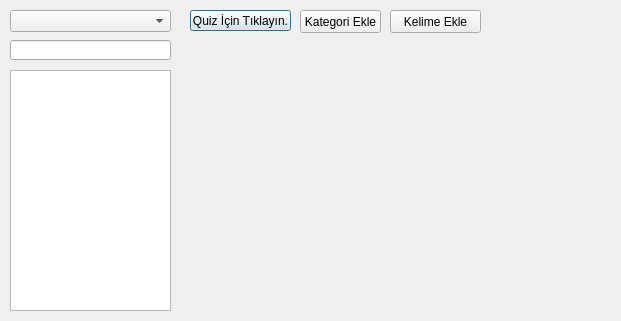
The window that form.ui (munel/is_en) describes before a commit, drawn with Qt 5.
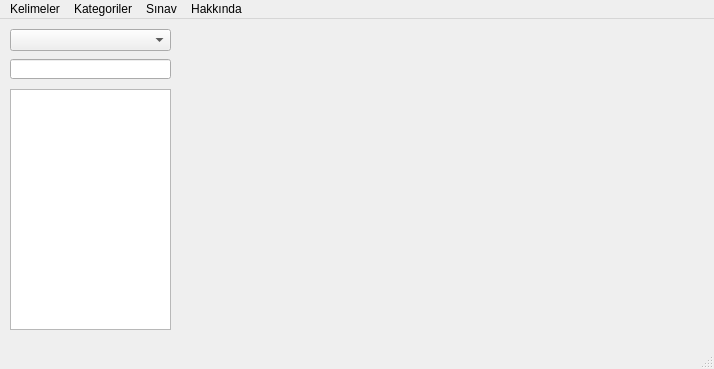
The same window after the commit.

Diff of the .ui file:
```diff
--- a/form.ui
+++ b/form.ui
@@ -1,18 +1,29 @@
 <?xml version="1.0" encoding="UTF-8"?>
 <ui version="4.0">
- <class>Dialog</class>
- <widget class="QDialog" name="Dialog">
+ <class>MainWindow</class>
+ <widget class="QMainWindow" name="MainWindow">
   <property name="geometry">
    <rect>
     <x>0</x>
     <y>0</y>
-    <width>621</width>
-    <height>321</height>
+    <width>714</width>
+    <height>369</height>
    </rect>
   </property>
   <property name="windowTitle">
    <string>Dialog</string>
   </property>
+  <widget class="QWidget" name="centralwidget">
+   <widget class="QComboBox" name="comboBox">
+    <property name="geometry">
+     <rect>
+      <x>10</x>
+      <y>10</y>
+      <width>161</width>
+      <height>22</height>
+     </rect>
+    </property>
+   </widget>
   <widget class="QLineEdit" name="lineEdit">
    <property name="geometry">
     <rect>
@@ -33,70 +44,115 @@
     </rect>
    </property>
   </widget>
-  <widget class="QPushButton" name="pushButton">
-   <property name="geometry">
-    <rect>
-     <x>190</x>
-     <y>10</y>
-     <width>101</width>
-     <height>21</height>
-    </rect>
-   </property>
-   <property name="text">
-    <string>Quiz İçin Tıklayın.</string>
-   </property>
-  </widget>
   <widget class="QWidget" name="horizontalLayoutWidget">
    <property name="geometry">
     <rect>
-     <x>180</x>
-     <y>70</y>
-     <width>421</width>
-     <height>241</height>
+      <x>190</x>
+      <y>10</y>
+      <width>501</width>
+      <height>301</height>
     </rect>
    </property>
    <layout class="QHBoxLayout" name="layout">
     <property name="spacing">
      <number>6</number>
     </property>
-   </layout>
-  </widget>
-  <widget class="QComboBox" name="comboBox">
+     <property name="sizeConstraint">
+      <enum>QLayout::SetMinimumSize</enum>
+     </property>
+    </layout>
+   </widget>
+  </widget>
+  <widget class="QMenuBar" name="menubar">
    <property name="geometry">
     <rect>
-     <x>10</x>
-     <y>10</y>
-     <width>161</width>
-     <height>22</height>
+     <x>0</x>
+     <y>0</y>
+     <width>714</width>
+     <height>21</height>
     </rect>
    </property>
-  </widget>
-  <widget class="QPushButton" name="pushButton_2">
-   <property name="geometry">
-    <rect>
-     <x>300</x>
-     <y>10</y>
-     <width>81</width>
-     <height>23</height>
-    </rect>
-   </property>
-   <property name="text">
-    <string>Kategori Ekle</string>
-   </property>
-  </widget>
-  <widget class="QPushButton" name="pushButton_3">
-   <property name="geometry">
-    <rect>
-     <x>390</x>
-     <y>10</y>
-     <width>91</width>
-     <height>23</height>
-    </rect>
-   </property>
+   <widget class="QMenu" name="menuKelimeler">
+    <property name="title">
+     <string>Kelimeler</string>
+    </property>
+    <addaction name="actionKelime_Ekle"/>
+    <addaction name="actionKelime_D_zenle"/>
+    <addaction name="actionKelime_Sil"/>
+   </widget>
+   <widget class="QMenu" name="menuKategoriler">
+    <property name="title">
+     <string>Kategoriler</string>
+    </property>
+    <addaction name="actionKategori_Ekle"/>
+    <addaction name="actionKategori_D_zenle"/>
+    <addaction name="actionKategori_Sil"/>
+   </widget>
+   <widget class="QMenu" name="menuS_nav">
+    <property name="title">
+     <string>Sınav</string>
+    </property>
+    <addaction name="actionRastgele_S_nav_Yap"/>
+   </widget>
+   <widget class="QMenu" name="menuHakk_nda">
+    <property name="title">
+     <string>Hakkında</string>
+    </property>
+    <addaction name="actionHakk_nda"/>
+    <addaction name="separator"/>
+    <addaction name="actionYard_m"/>
+   </widget>
+   <addaction name="menuKelimeler"/>
+   <addaction name="menuKategoriler"/>
+   <addaction name="menuS_nav"/>
+   <addaction name="menuHakk_nda"/>
+  </widget>
+  <widget class="QStatusBar" name="statusbar"/>
+  <action name="actionKelime_Ekle">
    <property name="text">
     <string>Kelime Ekle</string>
    </property>
-  </widget>
+  </action>
+  <action name="actionKelime_D_zenle">
+   <property name="text">
+    <string>Kelime Düzenle</string>
+   </property>
+  </action>
+  <action name="actionKelime_Sil">
+   <property name="text">
+    <string>Kelime Sil</string>
+   </property>
+  </action>
+  <action name="actionKategori_Ekle">
+   <property name="text">
+    <string>Kategori Ekle</string>
+   </property>
+  </action>
+  <action name="actionKategori_D_zenle">
+   <property name="text">
+    <string>Kategori Düzenle</string>
+   </property>
+  </action>
+  <action name="actionKategori_Sil">
+   <property name="text">
+    <string>Kategori Sil</string>
+   </property>
+  </action>
+  <action name="actionRastgele_S_nav_Yap">
+   <property name="text">
+    <string>Rastgele Sınav Yap</string>
+   </property>
+  </action>
+  <action name="actionHakk_nda">
+   <property name="text">
+    <string>Hakkında</string>
+   </property>
+  </action>
+  <action name="actionYard_m">
+   <property name="text">
+    <string>Yardım</string>
+   </property>
+  </action>
  </widget>
  <resources/>
  <connections/>
```
Left out of the diff: 2 changed lines with no effect on the pictures. Lines whose indentation alone changed are shown as unchanged.
